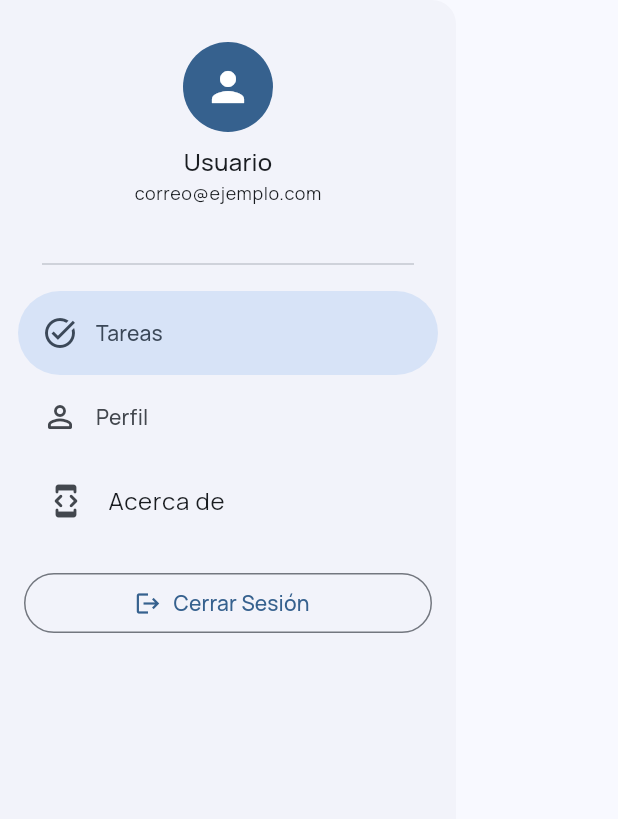
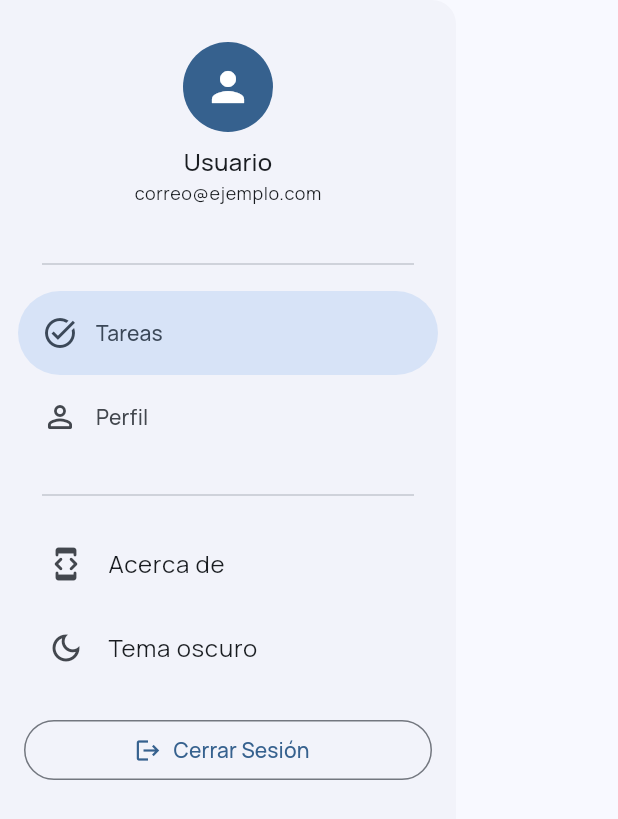
Before and after one commit to paulmrg-461/devpaul_todo_app, a Flutter app: the SideMenu widget shown alone on an empty page, opened directly with empty values, on a phone screen of 412 x 824 dp. Shown: the top 819 px of the screen. Run offline on Flutter 3.47's test engine with Material 3 defaults, Android fonts, the phone set to English and light mode, and no system bars; our stand-ins replace bloc, cloud_firestore, equatable, firebase_auth, firebase_core, firebase_storage and 10 more; accounts and stored records are empty; generated files the repository leaves out were written again.

Commit message:
Fix: error on side menu

```diff
--- a/lib/presentation/ui/screens/home/home_screen.dart
+++ b/lib/presentation/ui/screens/home/home_screen.dart
@@ -165,9 +165,6 @@ class _HomeScreenState extends State<HomeScreen> {
               onTap: () {
                 context.read<ThemeBloc>().add(ThemeChanged(!state.isDarkMode));
               },
-              tileColor: Theme.of(context).colorScheme.surface,
-              iconColor: Theme.of(context).colorScheme.onSurface,
-              textColor: Theme.of(context).colorScheme.onSurface,
             );
           },
         ),
--- a/lib/presentation/ui/screens/screens.dart
+++ b/lib/presentation/ui/screens/screens.dart
@@ -2,3 +2,6 @@ export 'package:devpaul_todo_app/presentation/ui/screens/developer_info/develope
 export 'package:devpaul_todo_app/presentation/ui/screens/user_register_screen.dart';
 export 'package:devpaul_todo_app/presentation/ui/screens/home/home_screen.dart';
 export 'package:devpaul_todo_app/presentation/ui/screens/login_screen.dart';
+export 'package:devpaul_todo_app/presentation/ui/screens/settings/settings_screen.dart';
+export 'package:devpaul_todo_app/presentation/ui/screens/home/tabs/tabs.dart';
+export 'package:devpaul_todo_app/presentation/ui/screens/home/widgets/bottom_bar_item.dart';
--- a/lib/presentation/ui/widgets/side_menu.dart
+++ b/lib/presentation/ui/widgets/side_menu.dart
@@ -104,7 +104,10 @@ class SideMenu extends StatelessWidget {
           label: Text('Perfil'),
           selectedIcon: Icon(Icons.person),
         ),
-        const Spacer(),
+        const Padding(
+          padding: EdgeInsets.fromLTRB(28, 16, 28, 10),
+          child: Divider(),
+        ),
         Padding(
           padding: const EdgeInsets.symmetric(horizontal: 16),
           child: ListTile(
@@ -112,6 +115,29 @@ class SideMenu extends StatelessWidget {
             title: const Text('Acerca de'),
             onTap: onAboutTap,
           ),
+        ),
+        BlocBuilder<ThemeBloc, ThemeState>(
+          builder: (context, state) {
+            return Padding(
+              padding: const EdgeInsets.symmetric(horizontal: 16),
+              child: ListTile(
+                leading: Icon(
+                  state.isDarkMode
+                      ? Icons.light_mode
+                      : Icons.dark_mode_outlined,
+                ),
+                title: Text(state.isDarkMode ? 'Tema claro' : 'Tema oscuro'),
+                onTap: () {
+                  context
+                      .read<ThemeBloc>()
+                      .add(ThemeChanged(!state.isDarkMode));
+                },
+                // tileColor: Theme.of(context).colorScheme.surface,
+                // iconColor: Theme.of(context).colorScheme.onSurface,
+                // textColor: Theme.of(context).colorScheme.onSurface,
+              ),
+            );
+          },
         ),
         Padding(
           padding: const EdgeInsets.all(16),
```
Also changed, not shown: lib/presentation/ui/screens/home/widgets/bottom_bar_item.dart (+3 -8 lines).
